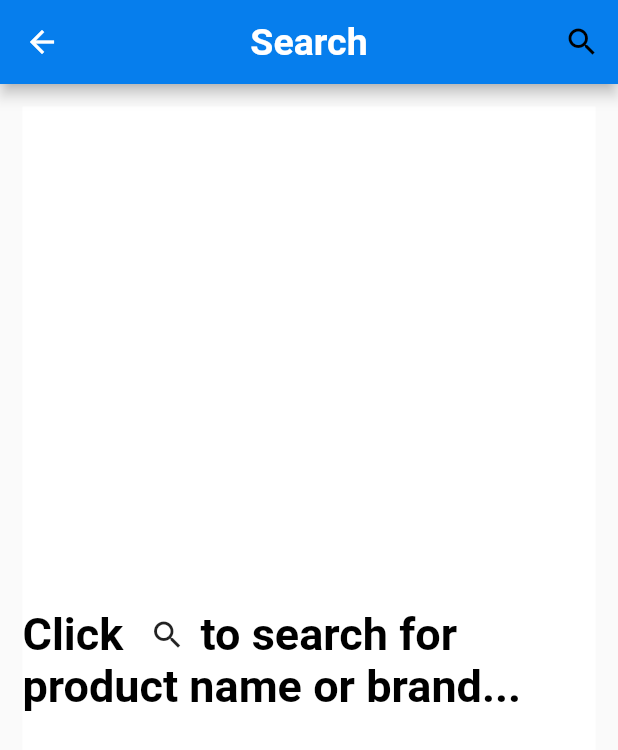
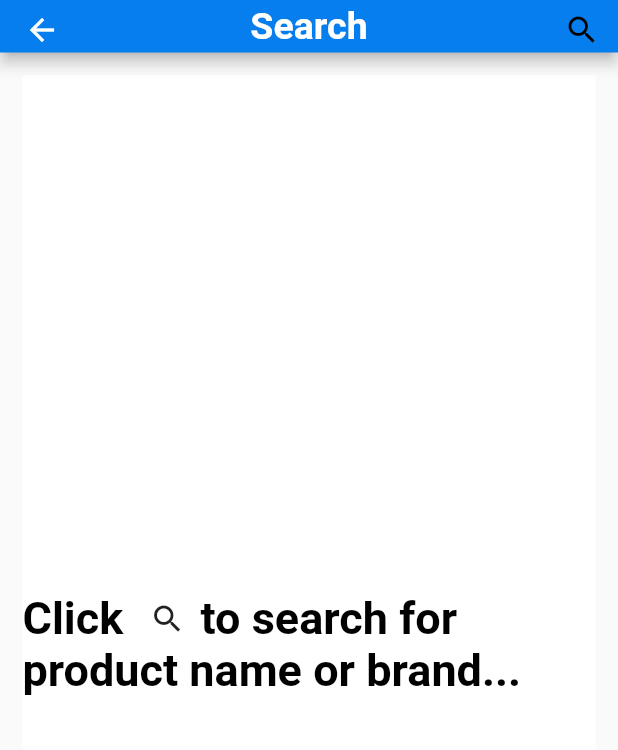
Before and after one commit to COS301-SE-2021/Silicon-Scraper, a Flutter app: the SearchPage screen opened directly, on a phone screen of 412 x 824 dp. Shown: the top 750 px of the screen. Run offline on Flutter 3.47's test engine with Material 2 defaults, Android fonts, the phone set to English and light mode, and no system bars; our stand-ins replace firebase_core, firebase_messaging, flutter_local_notifications, shared_preferences, sliding_up_panel; accounts and stored records are empty; network calls fail; statements that could not run were skipped.

Commit message:
feat: app bar resized

```diff
--- a/frontend/lib/views/explore_view.dart
+++ b/frontend/lib/views/explore_view.dart
@@ -19,7 +19,9 @@ class _ExploreState extends State<Explore> {
   @override
   Widget build(BuildContext context) {
     return Scaffold(
-        appBar: AppBar(
+        appBar: PreferredSize(
+          preferredSize: Size.fromHeight(35.0),
+          child: AppBar(
             title: Text(
               "Explore",
               style: TextStyle(
@@ -37,6 +39,7 @@ class _ExploreState extends State<Explore> {
               })
             ],
             //toolbarHeight: 35,
+          ),
         ),
         body: SingleChildScrollView(
             child: Column(
--- a/frontend/lib/views/search_view.dart
+++ b/frontend/lib/views/search_view.dart
@@ -9,7 +9,9 @@ class SearchPage extends StatelessWidget {
   @override
   Widget build(BuildContext context) {
     return Scaffold(
-      appBar: AppBar(
+      appBar: PreferredSize(
+        preferredSize: Size.fromHeight(35.0),
+        child: AppBar(
           title: Text(
             "Search",
             style: TextStyle(
@@ -25,6 +27,7 @@ class SearchPage extends StatelessWidget {
               },
             )
           ],
+        ),
       ),
       body: Container(
         color: Colors.white,
--- a/frontend/lib/views/watch_list_view.dart
+++ b/frontend/lib/views/watch_list_view.dart
@@ -25,7 +25,7 @@ class _WatchListState extends State<WatchList>
           // Here we take the value from the MyHomePage object that was created by
           // the App.build method, and use it to set our appbar title.
           title: Container(
-              padding: EdgeInsets.only(bottom:15) ,
+//              padding: EdgeInsets.only(bottom:15) ,
               child: Text("Watch List",style: TextStyle(color: Colors.white,fontWeight: FontWeight.bold,fontSize: 25),)
           ),
           centerTitle: true,
```
Lines whose indentation alone changed are shown as unchanged.
